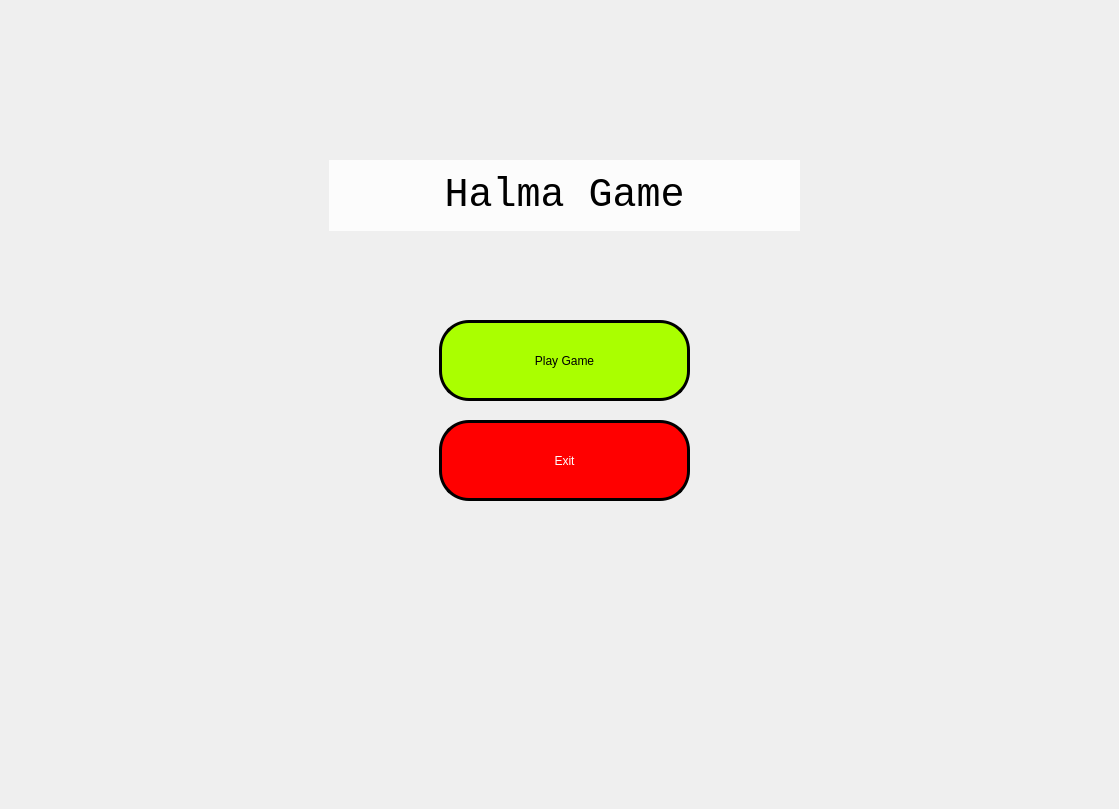
naufal-dean/Halma-AI, file src/view/main_window.ui: the form before one commit.
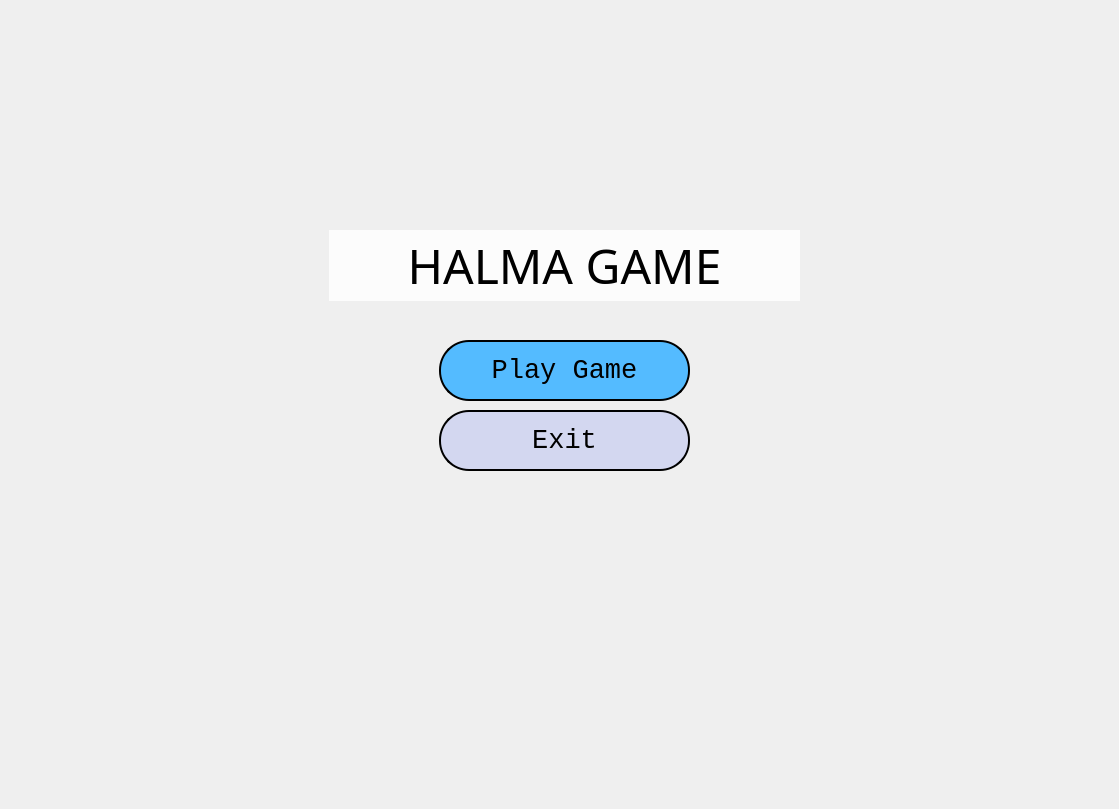
The form after the commit. Icons and pictures are not drawn.

Patch:
```diff
--- a/src/view/main_window.ui
+++ b/src/view/main_window.ui
@@ -40,16 +40,16 @@
       <property name="geometry">
        <rect>
         <x>330</x>
-        <y>160</y>
+        <y>230</y>
         <width>471</width>
         <height>71</height>
        </rect>
       </property>
       <property name="font">
        <font>
-        <family>Courier New</family>
-        <pointsize>30</pointsize>
-        <weight>50</weight>
+        <family>Candara</family>
+        <pointsize>36</pointsize>
+        <weight>9</weight>
         <italic>false</italic>
         <bold>false</bold>
        </font>
@@ -60,7 +60,7 @@
 font: 30pt &quot;Courier New&quot;;</string>
       </property>
       <property name="text">
-       <string>Halma Game</string>
+       <string>HALMA GAME</string>
       </property>
       <property name="textFormat">
        <enum>Qt::AutoText</enum>
@@ -90,15 +90,24 @@
        <property name="geometry">
         <rect>
          <x>20</x>
-         <y>120</y>
+         <y>110</y>
          <width>251</width>
-         <height>81</height>
+         <height>61</height>
         </rect>
        </property>
+       <property name="font">
+        <font>
+         <family>Courier New</family>
+         <pointsize>20</pointsize>
+         <weight>50</weight>
+         <italic>false</italic>
+         <bold>false</bold>
+        </font>
+       </property>
        <property name="styleSheet">
-        <string notr="true">background: rgb(255, 0, 0);
-color: #ffffff;
-border: 3px solid #000;
+        <string notr="true">background: rgb(211, 215, 240);
+color: #000000;
+border: 2px solid #000;
 border-radius: 30px;</string>
        </property>
        <property name="text">
@@ -109,18 +118,118 @@
        <property name="geometry">
         <rect>
          <x>20</x>
-         <y>20</y>
+         <y>40</y>
          <width>251</width>
-         <height>81</height>
+         <height>61</height>
         </rect>
        </property>
+       <property name="palette">
+        <palette>
+         <active>
+          <colorrole role="Button">
+           <brush brushstyle="SolidPattern">
+            <color alpha="255">
+             <red>84</red>
+             <green>187</green>
+             <blue>255</blue>
+            </color>
+           </brush>
+          </colorrole>
+          <colorrole role="Base">
+           <brush brushstyle="SolidPattern">
+            <color alpha="255">
+             <red>84</red>
+             <green>187</green>
+             <blue>255</blue>
+            </color>
+           </brush>
+          </colorrole>
+          <colorrole role="Window">
+           <brush brushstyle="SolidPattern">
+            <color alpha="255">
+             <red>84</red>
+             <green>187</green>
+             <blue>255</blue>
+            </color>
+           </brush>
+          </colorrole>
+         </active>
+         <inactive>
+          <colorrole role="Button">
+           <brush brushstyle="SolidPattern">
+            <color alpha="255">
+             <red>84</red>
+             <green>187</green>
+             <blue>255</blue>
+            </color>
+           </brush>
+          </colorrole>
+          <colorrole role="Base">
+           <brush brushstyle="SolidPattern">
+            <color alpha="255">
+             <red>84</red>
+             <green>187</green>
+             <blue>255</blue>
+            </color>
+           </brush>
+          </colorrole>
+          <colorrole role="Window">
+           <brush brushstyle="SolidPattern">
+            <color alpha="255">
+             <red>84</red>
+             <green>187</green>
+             <blue>255</blue>
+            </color>
+           </brush>
+          </colorrole>
+         </inactive>
+         <disabled>
+          <colorrole role="Button">
+           <brush brushstyle="SolidPattern">
+            <color alpha="255">
+             <red>84</red>
+             <green>187</green>
+             <blue>255</blue>
+            </color>
+           </brush>
+          </colorrole>
+          <colorrole role="Base">
+           <brush brushstyle="SolidPattern">
+            <color alpha="255">
+             <red>84</red>
+             <green>187</green>
+             <blue>255</blue>
+            </color>
+           </brush>
+          </colorrole>
+          <colorrole role="Window">
+           <brush brushstyle="SolidPattern">
+            <color alpha="255">
+             <red>84</red>
+             <green>187</green>
+             <blue>255</blue>
+            </color>
+           </brush>
+          </colorrole>
+         </disabled>
+        </palette>
+       </property>
+       <property name="font">
+        <font>
+         <family>Courier New</family>
+         <pointsize>20</pointsize>
+         <weight>50</weight>
+         <italic>false</italic>
+         <bold>false</bold>
+        </font>
+       </property>
        <property name="autoFillBackground">
         <bool>false</bool>
        </property>
        <property name="styleSheet">
-        <string notr="true">background: rgb(170, 255, 0);
-border-radius: 30px;
-border: 3px solid #000;
+        <string notr="true">border-radius: 30px;
+background-color: rgb(84, 187, 255);
+border: 2px solid #000;
 </string>
        </property>
        <property name="text">
@@ -128,6 +237,19 @@
        </property>
       </widget>
      </widget>
+     <widget class="QLabel" name="label">
+      <property name="geometry">
+       <rect>
+        <x>530</x>
+        <y>120</y>
+        <width>81</width>
+        <height>81</height>
+       </rect>
+      </property>
+      <property name="styleSheet">
+       <string notr="true">border-image: url(&quot;resource/image/icon.png&quot;) 0 0 0 0 stretch stretch;</string>
+      </property>
+     </widget>
     </widget>
     <widget class="QWidget" name="selectBoardSizeMenuPage">
      <property name="styleSheet">
```
Left out of the diff: 117 changed lines with no effect on the pictures.
